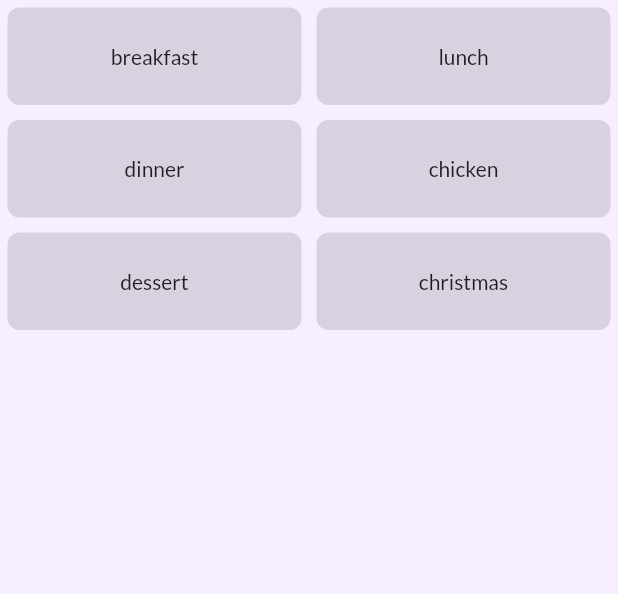
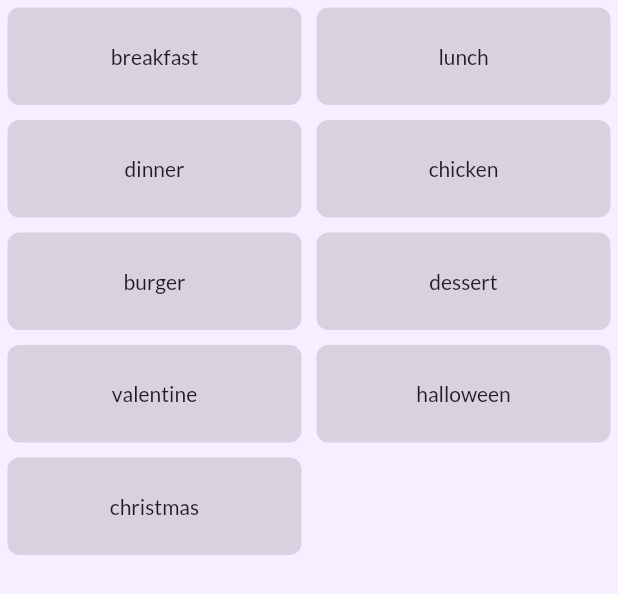
Before and after one commit to vinayak0505/food_stuff, a Flutter app: the PopularSearch widget shown alone on an empty page, opened directly, on a phone screen of 412 x 824 dp. Shown: the top 594 px of the screen. Run offline on Flutter 3.47's test engine with Material 2 defaults, Android fonts, the phone set to English and light mode, and no system bars; our stand-ins replace dio, flutter_hooks, flutter_html, freezed_annotation, google_fonts, hooks_riverpod and 1 more; network calls fail.

Commit message:
done some basic changes

```diff
--- a/lib/main.dart
+++ b/lib/main.dart
@@ -1,6 +1,7 @@
 import 'package:flutter/material.dart';
 import 'package:food_stuff/src/ui/home_page/home_page.dart';
 import 'package:food_stuff/src/ui/search_page/search_page.dart';
+import 'package:food_stuff/src/ui/widgets/scroll_behaviour.dart';
 import 'package:url_strategy/url_strategy.dart';
 import 'package:food_stuff/src/ui/widgets/theme.dart';
 import 'package:hooks_riverpod/hooks_riverpod.dart';
@@ -17,6 +18,7 @@ class MyApp extends StatelessWidget {
   @override
   Widget build(BuildContext context) {
     return MaterialApp(
+      scrollBehavior: MyCustomScrollBehavior(),
       themeMode: ThemeMode.system,
       theme: MyTheme.lightTheme(context),
       darkTheme: MyTheme.darkTheme(context),
--- a/lib/src/ui/home_detail_page/Components/ingredients_table.dart
+++ b/lib/src/ui/home_detail_page/Components/ingredients_table.dart
@@ -1,6 +1,4 @@
-import 'package:flutter/cupertino.dart';
 import 'package:flutter/material.dart';
-import 'package:flutter/widgets.dart';
 import 'package:food_stuff/src/data/model/ingredient_model.dart';
 import 'package:food_stuff/src/data/model/recipe_information/res_recipe_info.dart';
 import 'package:food_stuff/src/utils/constants.dart';
--- a/lib/src/ui/home_detail_page/Components/instructions.dart
+++ b/lib/src/ui/home_detail_page/Components/instructions.dart
@@ -1,4 +1,3 @@
-import 'package:flutter/cupertino.dart';
 import 'package:flutter/material.dart';
 import 'package:flutter_hooks/flutter_hooks.dart';
 import 'package:food_stuff/src/data/model/recipe_information/res_recipe_info.dart';
--- a/lib/src/ui/home_page/Components/category_view.dart
+++ b/lib/src/ui/home_page/Components/category_view.dart
@@ -63,7 +63,7 @@ class _FoodItemGrid extends StatelessWidget {
       child: Column(
         crossAxisAlignment: CrossAxisAlignment.center,
         children: [
-          Container(
+          SizedBox(
             width: 1.5 * kScreenWidth(context) / aspectRation,
             height: kScreenWidth(context) / aspectRation,
             child: Padding(
--- a/lib/src/ui/home_page/home_page.dart
+++ b/lib/src/ui/home_page/home_page.dart
@@ -36,8 +36,7 @@ class HomePage extends HookConsumerWidget {
             // const CategoryHorizontalView(tag: "sweets"),
             const Padding(
               padding: EdgeInsets.symmetric(horizontal: 16.0, vertical: 8.0),
-              child: Text(healthyFoods, style: kSubtitleFontStyle),
-            ),
+              child: Text(healthyFoods, style: kSubtitleFontStyle)),
             // const CategoryHorizontalView(tag: "vegetables"),
             // const MoreFoodItems(),
           ],
--- a/lib/src/ui/search_page/Components/popular_search.dart
+++ b/lib/src/ui/search_page/Components/popular_search.dart
@@ -5,47 +5,39 @@ import 'package:food_stuff/src/utils/constants.dart';
 class PopularSearch extends StatelessWidget {
   const PopularSearch({
     Key? key,
-    required this.context,
-  }) : super(key: key);
+    this.crossAxisCount = 2,
+    required this.context}
+    ) : super(key: key);
 
   final BuildContext context;
+  final int crossAxisCount;
 
   @override
   Widget build(BuildContext context) {
-    final List<String> popularSearchList = [
-      'breakfast',
-      'lunch',
-      'dinner',
-      'chicken',
-      'dessert',
-      'christmas'
-    ];
     return GridView.count(
       physics: const ScrollPhysics(),
-      crossAxisCount: 2,
+      crossAxisCount: crossAxisCount,
       childAspectRatio: ((kScreenWidth(context) / 1.5) / 100),
       shrinkWrap: true,
       scrollDirection: Axis.vertical,
       children: popularSearchList.map((String value) {
-        return InkWell(
-          onTap: () {
-            Navigator.push(
-                          context,
-                          MaterialPageRoute(builder: (context) {
-                            return SearchResultPage(userSearch: value,);
-                          }),
-                        );
-          },
-          child: Container(
-            decoration: BoxDecoration(
-              color: Theme.of(context).canvasColor,
-              borderRadius: const BorderRadius.all(
-                Radius.circular(kRoundedRectangleRadius),
-              ),
+        return Container(
+          margin: const EdgeInsets.all(5.0),
+          child: Material(
+            color: Theme.of(context).canvasColor,
+            borderRadius: const BorderRadius.all(
+              Radius.circular(kRoundedRectangleRadius),
             ),
-            margin: const EdgeInsets.all(5.0),
-            child: Center(
-              child: Text(value),
+            child: InkWell(
+              onTap: () {
+                Navigator.push(
+                  context,
+                  MaterialPageRoute(builder: (context) {
+                    return SearchResultPage(userSearch: value);
+                  }));
+              },
+              child: Center(
+                child: Text(value)),
             ),
           ),
         );
--- /dev/null
+++ b/lib/src/ui/widgets/scroll_behaviour.dart
@@ -0,0 +1,11 @@
+import 'dart:ui';
+import 'package:flutter/material.dart';
+
+class MyCustomScrollBehavior extends MaterialScrollBehavior {
+  // Override behavior methods and getters like dragDevices
+  @override
+  Set<PointerDeviceKind> get dragDevices => {
+        PointerDeviceKind.touch,
+        PointerDeviceKind.mouse,
+      };
+}
--- a/lib/src/utils/constants.dart
+++ b/lib/src/utils/constants.dart
@@ -3,16 +3,17 @@ import 'package:flutter/material.dart';
 /// Image
 // to be removed
 
-const List foodImageList = [
-  'https://media.smallbiztrends.com/2021/05/fast-food-restaurants.png',
-  'https://www.qsrmagazine.com/sites/default/files/styles/slideshow_image/public/slideshow-images/slides/mcdonaldsglobal.jpg?itok=X8uup3iY',
-  'https://st.depositphotos.com/1005682/2476/i/600/depositphotos_24762569-stock-photo-fast-food-hamburger-hot-dog.jpg',
-  'https://upload.wikimedia.org/wikipedia/commons/7/7a/Domino%27s_Pizza_-_20191105.jpg',
-  'https://res.cloudinary.com/swiggy/image/upload/f_auto,q_auto,fl_lossy/pjyrruezbzofdtomlzpi',
-];
-const String image = 'https://en.pimg.jp/062/142/310/1/62142310.jpg';
-const String smileyImage =
-    'https://media.istockphoto.com/vectors/emoji-smiley-with-medical-doctor-mask-and-thumbs-up-vector-symbol-vector-id1227454658?k=20&m=1227454658&s=612x612&w=0&h=ilUr8lw_5PVlkDXn-e3nqBPm--Wsylv8GTKmcAk-xjY=';
+final List<String> popularSearchList = [
+      'breakfast',
+      'lunch',
+      'dinner',
+      'chicken',
+      'burger',
+      'dessert',
+      'valentine',
+      'halloween',
+      'christmas'
+    ];
 
 /// Screen configuration
 
@@ -45,6 +46,8 @@ const scaffoldColorDarkTheme = Color(0xFF363636);
 const kPointerStyle = TextStyle(fontSize: 14.0);
 
 const kTitleFontsStyle = TextStyle(fontSize: 24.0, fontWeight: FontWeight.bold);
+const kTabletTitleFontsStyle = TextStyle(fontSize: 36.0, fontWeight: FontWeight.bold);
+const kDesktopTitleFontsStyle = TextStyle(fontSize: 48.0, fontWeight: FontWeight.bold);
 const kSubtitleFontStyle =
     TextStyle(fontSize: 24.0, fontWeight: FontWeight.w600);
 const kFoodNameFontStyle =
```
Also changed, not shown: lib/src/ui/home_detail_page/Components/food_intro.dart (+16 -7 lines), lib/src/ui/home_detail_page/home_detail_page.dart (+12 -23 lines), lib/src/ui/home_page/Components/view_pager.dart (+2 -5 lines), lib/src/ui/search_page/search_page.dart (+8 -7 lines), lib/src/ui/search_result_page/Components/search_result.dart (+25 -21 lines), lib/src/ui/search_result_page/search_result_page.dart (+6 -3 lines), pubspec.lock.
